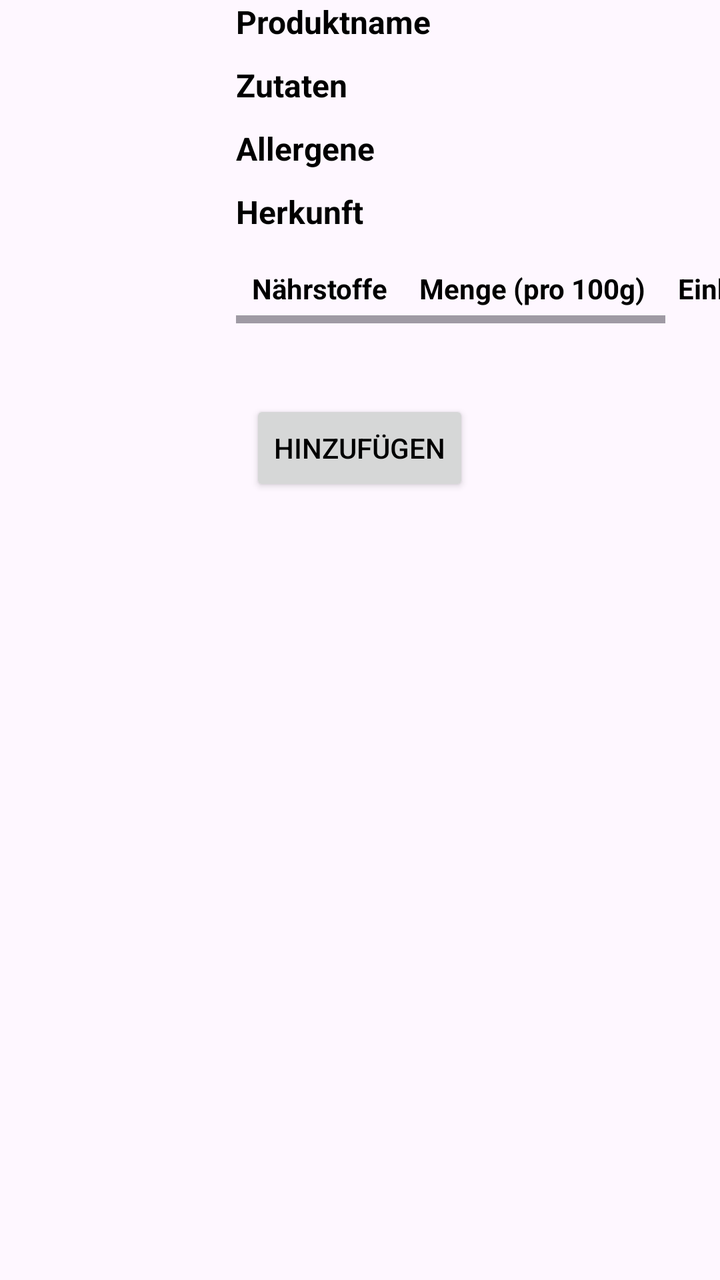
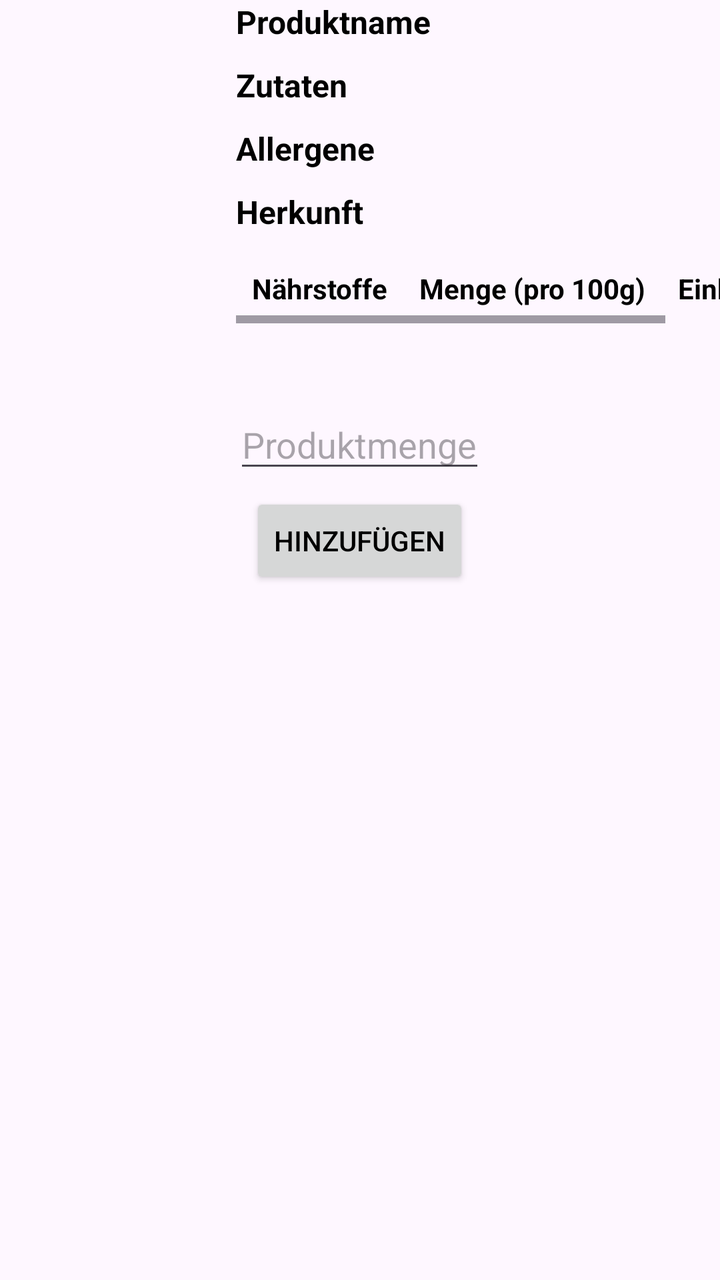

Two renders of the same Android screen: before a commit and after it. Below are the layout's source before the change and the commit's diff.
<!-- AndroidManifest.xml: application theme Theme.EinkaufslisteAndroid -->
<!-- res/layout/fragment_product_details.xml -->
<?xml version="1.0" encoding="utf-8"?>
<LinearLayout xmlns:android="http://schemas.android.com/apk/res/android"
    xmlns:tools="http://schemas.android.com/tools"
    android:layout_width="wrap_content"
    android:layout_height="match_parent"
    tools:context=".fragment.ProductDetailsFragment"
    android:orientation="vertical">


<LinearLayout
    android:layout_width="wrap_content"
    android:layout_height="wrap_content"
    android:orientation="horizontal">

    <ImageView
        android:id="@+id/produktBildDetails"
        android:layout_marginTop="10dp"
        android:layout_marginStart="10dp"
        android:layout_width="100dp"
        android:layout_height="100dp"
        android:layout_marginEnd="8dp"
        android:scaleType="centerCrop"/>

    <ScrollView
        android:layout_width="wrap_content"
        android:layout_height="200dp">

        <LinearLayout
            android:layout_width="wrap_content"
            android:layout_height="wrap_content"
            android:orientation="vertical">

            <TextView
                android:id="@+id/produktNameText"
                android:layout_width="match_parent"
                android:layout_height="wrap_content"
                android:text="@string/produktname"
                android:textStyle="bold"
                android:textSize="16sp"
                android:layout_marginBottom="10dp"
                />
            <TextView
                android:id="@+id/produktZutatenText"
                android:layout_width="match_parent"
                android:layout_height="wrap_content"
                android:text="@string/zutaten"
                android:textStyle="bold"
                android:textSize="16sp"
                android:layout_marginBottom="10dp"
                />
            <TextView
                android:id="@+id/produktAllergeneText"
                android:layout_width="match_parent"
                android:layout_height="wrap_content"
                android:text="@string/allergene"
                android:textSize="16sp"
                android:textStyle="bold"
                android:layout_marginBottom="10dp"/>
            <TextView
                android:id="@+id/produktHerkunftText"
                android:layout_width="match_parent"
                android:layout_height="wrap_content"
                android:text="@string/herkunft"
                android:textSize="16sp"
                android:textStyle="bold"
                android:layout_marginBottom="10dp"/>
            <HorizontalScrollView
                android:layout_width="match_parent"
                android:layout_height="wrap_content">
                <TableLayout
                    android:id="@+id/nutriTabelle"
                    android:layout_width="wrap_content"
                    android:layout_height="wrap_content">
                    <TableRow>
                        <TextView
                            android:text="Nährstoffe"
                            android:textStyle="bold"
                            android:padding="8dp"/>
                        <TextView
                            android:text="Menge (pro 100g)"
                            android:textStyle="bold"
                            android:padding="8dp"/>
                        <TextView
                            android:text="Einheit"
                            android:textStyle="bold"
                            android:padding="8dp"/>
                    </TableRow>

                </TableLayout>
            </HorizontalScrollView>


        </LinearLayout>

    </ScrollView>


</LinearLayout>

    <Button
        android:layout_width="wrap_content"
        android:layout_height="wrap_content"
        android:id="@+id/produktHinzufuegen"
        android:text="@string/hinzuf_gen"
        android:layout_gravity="center"
        />

</LinearLayout>
<!-- resources referenced by this layout -->
<resources>
  <string name="allergene">Allergene</string>
  <string name="herkunft">Herkunft</string>
  <string name="hinzuf_gen">Hinzufügen</string>
  <string name="produktname">Produktname</string>
  <string name="zutaten">Zutaten</string>
  <style name="Theme.EinkaufslisteAndroid" parent="Base.Theme.EinkaufslisteAndroid" />
  <style name="Base.Theme.EinkaufslisteAndroid" parent="Theme.Material3.DayNight.NoActionBar">
          
          
          <item name="android:textColor">@color/black</item>
      </style>
  <color name="black">#FF000000</color>
</resources>

<!-- the commit's change to res/layout/fragment_product_details.xml (unified diff, before → after) -->
@@ -97,6 +97,15 @@
 
 </LinearLayout>
 
+    <EditText
+        android:layout_width="wrap_content"
+        android:layout_height="wrap_content"
+        android:layout_gravity="center"
+        android:id="@+id/productAmount"
+        android:hint="@string/produktmenge"
+        android:inputType="number"
+        android:layout_marginBottom="5dp"/>
+
     <Button
         android:layout_width="wrap_content"
         android:layout_height="wrap_content"
<!-- resource entries referenced after the edit -->
@@ -3,6 +3,7 @@
   <string name="allergene">Allergene</string>
   <string name="herkunft">Herkunft</string>
   <string name="hinzuf_gen">Hinzufügen</string>
+  <string name="produktmenge">Produktmenge</string>
   <string name="produktname">Produktname</string>
   <string name="zutaten">Zutaten</string>
   <style name="Theme.EinkaufslisteAndroid" parent="Base.Theme.EinkaufslisteAndroid" />
